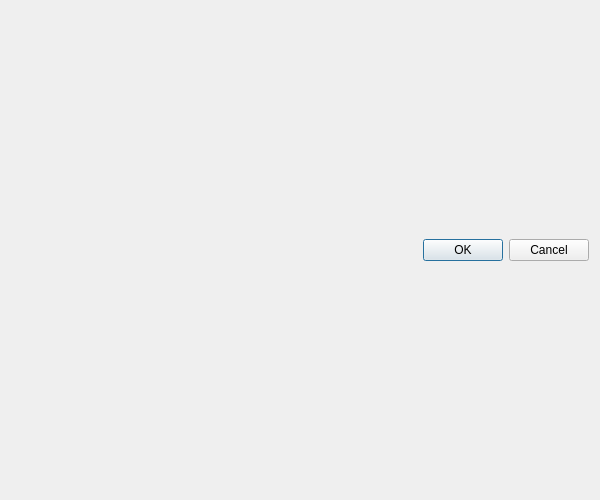
Before: the Qt Designer form LDMP/gui/DlgDataIOImportPopulation.ui in ConservationInternational/trends.earth, drawn with Qt 5.
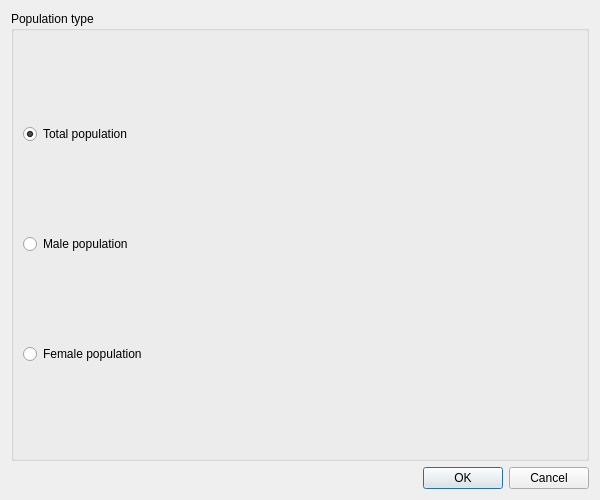
After: the same form once the commit is applied.

Commit message: Support male/female population raster import

The edit to the form file:
```diff
--- a/LDMP/gui/DlgDataIOImportPopulation.ui
+++ b/LDMP/gui/DlgDataIOImportPopulation.ui
@@ -32,6 +32,39 @@
    <bool>true</bool>
   </property>
   <layout class="QVBoxLayout" name="verticalLayout">
+    <item>
+     <widget class="QGroupBox" name="groupBox_population_type">
+      <property name="title">
+        <string>Population type</string>
+      </property>
+      <layout class="QVBoxLayout" name="verticalLayout_population_type">
+        <item>
+         <widget class="QRadioButton" name="radio_population_total">
+          <property name="text">
+            <string>Total population</string>
+          </property>
+          <property name="checked">
+            <bool>true</bool>
+          </property>
+         </widget>
+        </item>
+        <item>
+         <widget class="QRadioButton" name="radio_population_male">
+          <property name="text">
+            <string>Male population</string>
+          </property>
+         </widget>
+        </item>
+        <item>
+         <widget class="QRadioButton" name="radio_population_female">
+          <property name="text">
+            <string>Female population</string>
+          </property>
+         </widget>
+        </item>
+      </layout>
+     </widget>
+    </item>
    <item>
     <widget class="QDialogButtonBox" name="btnBox">
      <property name="orientation">
```
The commit also changes 3 other files.
